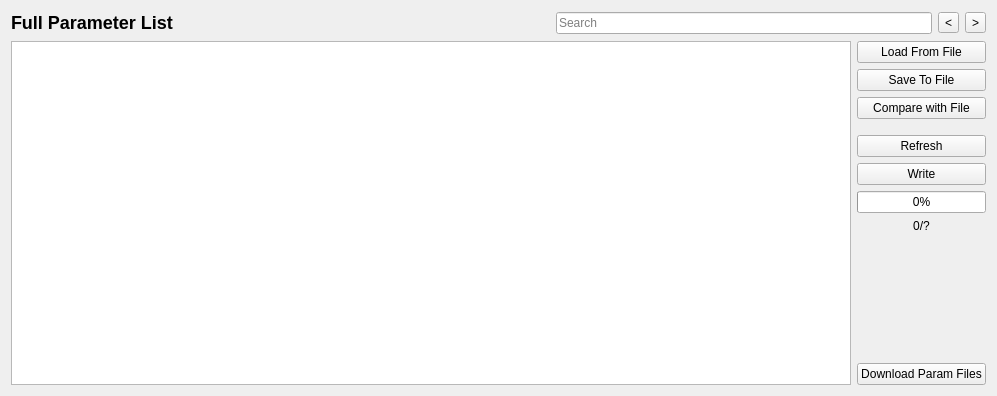
Above: src/ui/configuration/AdvParameterList.ui from ArduPilot/apm_planner before the change. Below: the same form after it.
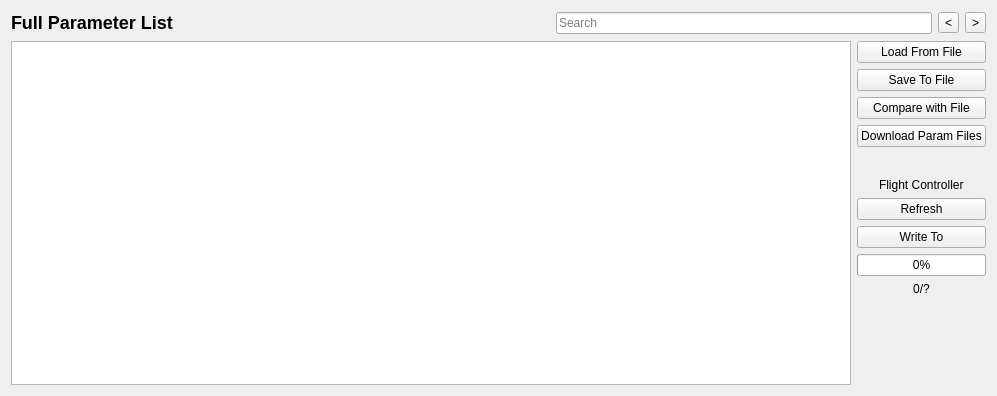
That is the form after the change.

Commit message: Update to support showing the compare dialog always on download.

The edit to the form file:
```diff
--- a/src/ui/configuration/AdvParameterList.ui
+++ b/src/ui/configuration/AdvParameterList.ui
@@ -132,6 +132,13 @@
            </property>
           </widget>
          </item>
+         <item>
+          <widget class="QPushButton" name="downloadRemoteButton">
+           <property name="text">
+            <string>Download Param Files</string>
+           </property>
+          </widget>
+         </item>
          <item>
           <spacer name="verticalSpacer_2">
            <property name="orientation">
@@ -143,11 +150,18 @@
            <property name="sizeHint" stdset="0">
             <size>
              <width>20</width>
-             <height>10</height>
+             <height>25</height>
             </size>
            </property>
           </spacer>
          </item>
+         <item alignment="Qt::AlignHCenter">
+          <widget class="QLabel" name="label_2">
+           <property name="text">
+            <string>Flight Controller</string>
+           </property>
+          </widget>
+         </item>
          <item>
           <widget class="QPushButton" name="refreshPushButton">
            <property name="text">
@@ -158,7 +172,7 @@
          <item>
           <widget class="QPushButton" name="writePushButton">
            <property name="text">
-            <string>Write</string>
+            <string>Write To</string>
            </property>
           </widget>
          </item>
@@ -201,13 +215,6 @@
            </property>
           </spacer>
          </item>
-         <item>
-          <widget class="QPushButton" name="downloadRemoteButton">
-           <property name="text">
-            <string>Download Param Files</string>
-           </property>
-          </widget>
-         </item>
         </layout>
        </item>
       </layout>
```
The commit also changes 10 other files.
